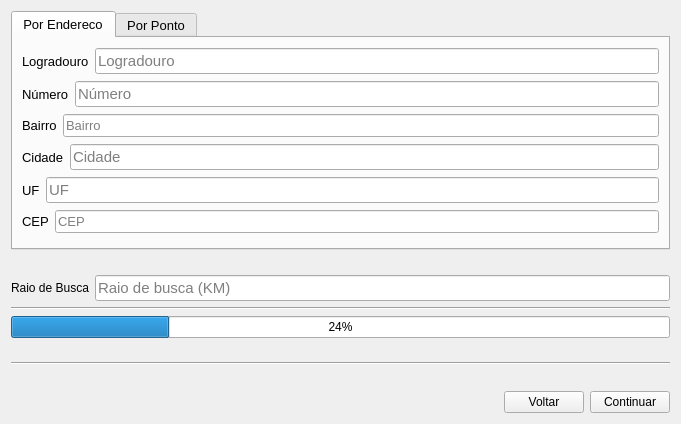
spuhub/prisma, file screens/overlay_address.ui: the form before one commit.
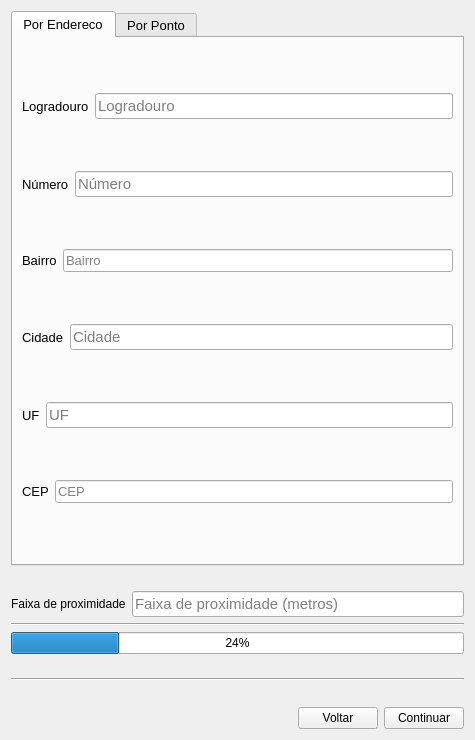
The form after the commit.

Patch:
```diff
--- a/screens/overlay_address.ui
+++ b/screens/overlay_address.ui
@@ -6,8 +6,8 @@
    <rect>
     <x>0</x>
     <y>0</y>
-    <width>681</width>
-    <height>424</height>
+    <width>475</width>
+    <height>740</height>
    </rect>
   </property>
   <property name="windowTitle">
@@ -369,7 +369,7 @@
      <item>
       <widget class="QLabel" name="label_7">
        <property name="text">
-        <string>Raio de Busca</string>
+        <string>Faixa de proximidade</string>
        </property>
       </widget>
      </item>
@@ -396,7 +396,7 @@
         <bool>true</bool>
        </property>
        <property name="placeholderText">
-        <string>Raio de busca (KM)</string>
+        <string>Faixa de proximidade (metros)</string>
        </property>
        <property name="cursorMoveStyle">
         <enum>Qt::LogicalMoveStyle</enum>
```
